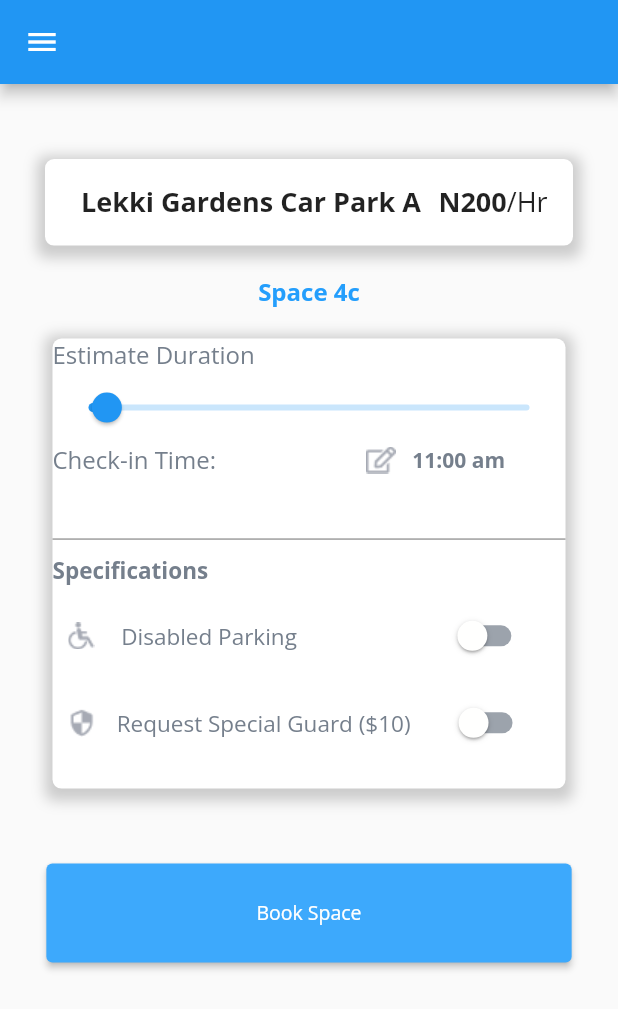
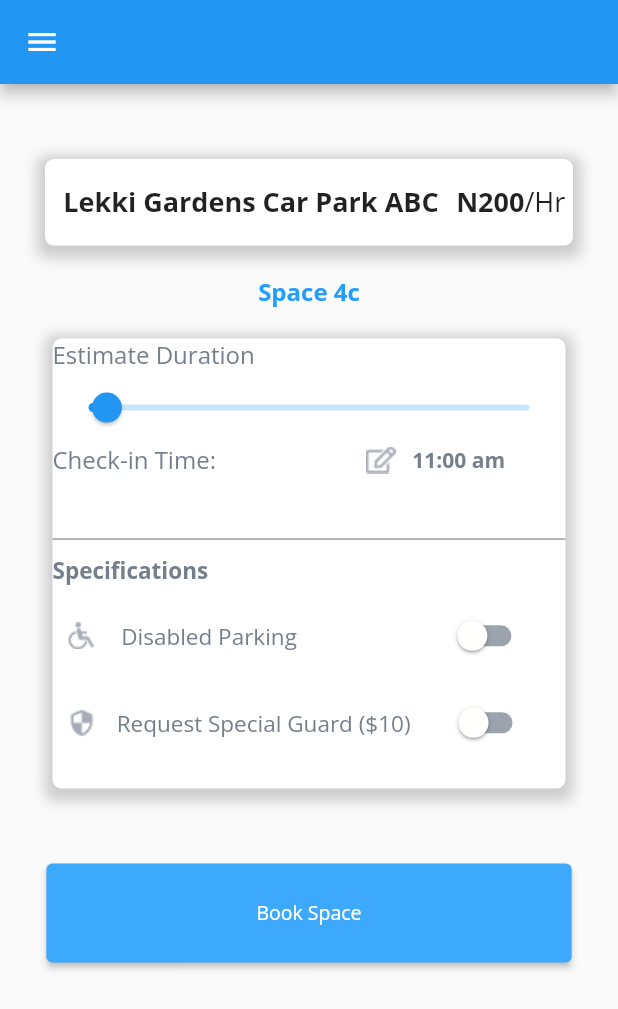
Before and after one commit to CNDvn/ParkingApp-Mobile, a Flutter app: the BookSpace screen opened directly, on a phone screen of 412 x 824 dp. Shown: the top 1009 px of the screen. Run offline on Flutter 3.47's test engine with Material 2 defaults, Android fonts, the phone set to English and light mode, and no system bars; our stand-ins replace intro_slider, lottie, qr_flutter; missing offline and left inert: flutter_verification_code; network calls fail.

Commit message:
Design Screen Booking Customer

```diff
--- a/lib/view/bookParking/book_space.dart
+++ b/lib/view/bookParking/book_space.dart
@@ -44,7 +44,7 @@ class BookSpace extends StatelessWidget {
                     mainAxisAlignment: MainAxisAlignment.center,
                     children: const <Widget>[
                       Text(
-                        "Lekki Gardens Car Park A   ",
+                        "Lekki Gardens Car Park ABC   ",
                         textAlign: TextAlign.center,
                         style: TextStyle(
                             fontSize: 18, fontWeight: FontWeight.bold),
```
